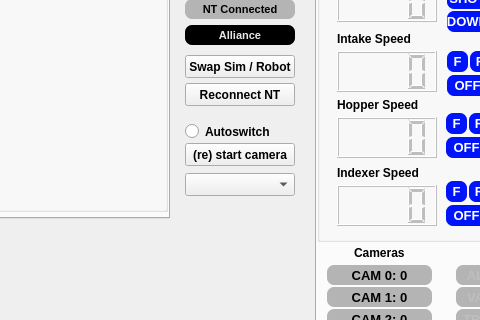
First picture: the form in gui/layout_2026.ui, repository aesatchien/FRC2429_2026, before the edit; both pictures show x 405 to 885 and y 110 to 430 of the 1478 by 715 pixel window.
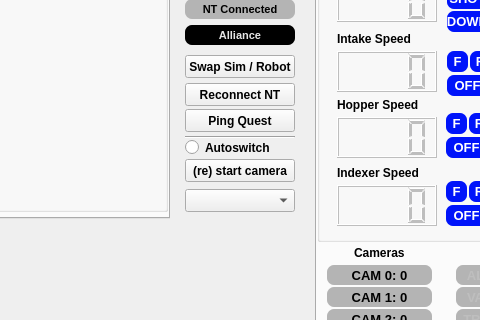
Second picture: the form after the edit. Icons and pictures are not drawn. Custom widgets are drawn as their Qt base class.

Commit message: added fms tracking to robot

Patch:
```diff
--- a/gui/layout_2026.ui
+++ b/gui/layout_2026.ui
@@ -2726,7 +2726,7 @@
     <property name="geometry">
      <rect>
       <x>590</x>
-      <y>234</y>
+      <y>250</y>
       <width>110</width>
       <height>23</height>
      </rect>
@@ -2739,7 +2739,7 @@
     <property name="geometry">
      <rect>
       <x>590</x>
-      <y>264</y>
+      <y>280</y>
       <width>110</width>
       <height>23</height>
      </rect>
@@ -2749,7 +2749,7 @@
     <property name="geometry">
      <rect>
       <x>590</x>
-      <y>214</y>
+      <y>230</y>
       <width>110</width>
       <height>17</height>
      </rect>
@@ -2847,6 +2847,32 @@
      <set>Qt::AlignCenter</set>
     </property>
    </widget>
+   <widget class="QPushButton" name="qt_button_ping_quest">
+    <property name="geometry">
+     <rect>
+      <x>590</x>
+      <y>200</y>
+      <width>110</width>
+      <height>23</height>
+     </rect>
+    </property>
+    <property name="text">
+     <string>Ping Quest</string>
+    </property>
+   </widget>
+   <widget class="Line" name="line">
+    <property name="geometry">
+     <rect>
+      <x>590</x>
+      <y>227</y>
+      <width>110</width>
+      <height>3</height>
+     </rect>
+    </property>
+    <property name="orientation">
+     <enum>Qt::Horizontal</enum>
+    </property>
+   </widget>
    <zorder>tabWidget</zorder>
    <zorder>qt_text_status</zorder>
    <zorder>tabWidget_2</zorder>
@@ -2860,6 +2886,8 @@
    <zorder>qt_button_swap_sim</zorder>
    <zorder>qlabel_camera_view</zorder>
    <zorder>qlabel_alliance_indicator</zorder>
+   <zorder>qt_button_ping_quest</zorder>
+   <zorder>line</zorder>
   </widget>
   <widget class="QMenuBar" name="menubar">
    <property name="geometry">
```
The commit also changes 2 other files.
